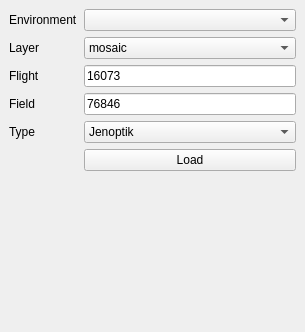
Above: tiler_layer_dockwidget_base.ui from ceresimaging/tiler-layer before the change. Below: the same form after it.
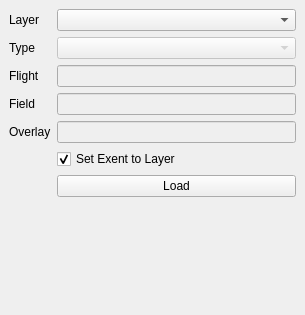
That is the form after the change.

What changed in the file:
```diff
--- a/tiler_layer_dockwidget_base.ui
+++ b/tiler_layer_dockwidget_base.ui
@@ -7,7 +7,7 @@
     <x>0</x>
     <y>0</y>
     <width>305</width>
-    <height>332</height>
+    <height>315</height>
    </rect>
   </property>
   <property name="windowTitle">
@@ -15,37 +15,30 @@
   </property>
   <widget class="QWidget" name="dockWidgetContents">
    <layout class="QGridLayout" name="gridLayout">
-    <item row="0" column="0">
+    <item row="1" column="0">
      <layout class="QFormLayout" name="formLayout">
       <item row="0" column="0">
-       <widget class="QLabel" name="envLabel">
-        <property name="text">
-         <string>Environment</string>
-        </property>
-       </widget>
-      </item>
-      <item row="0" column="1">
-       <widget class="QComboBox" name="env"/>
-      </item>
-      <item row="1" column="0">
        <widget class="QLabel" name="layerLabel">
         <property name="text">
          <string>Layer</string>
         </property>
        </widget>
       </item>
+      <item row="0" column="1">
+       <widget class="QComboBox" name="layer"/>
+      </item>
+      <item row="1" column="0">
+       <widget class="QLabel" name="mosaicTypeLabel">
+        <property name="text">
+         <string>Type</string>
+        </property>
+       </widget>
+      </item>
       <item row="1" column="1">
-       <widget class="QComboBox" name="layer">
-        <item>
-         <property name="text">
-          <string>mosaic</string>
-         </property>
-        </item>
-        <item>
-         <property name="text">
-          <string>fieldgeo</string>
-         </property>
-        </item>
+       <widget class="QComboBox" name="mosaicType">
+        <property name="enabled">
+         <bool>false</bool>
+        </property>
        </widget>
       </item>
       <item row="2" column="0">
@@ -57,8 +50,11 @@
       </item>
       <item row="2" column="1">
        <widget class="QLineEdit" name="flight">
+        <property name="enabled">
+         <bool>false</bool>
+        </property>
         <property name="text">
-         <string>16073</string>
+         <string/>
         </property>
        </widget>
       </item>
@@ -71,52 +67,45 @@
       </item>
       <item row="3" column="1">
        <widget class="QLineEdit" name="field">
+        <property name="enabled">
+         <bool>false</bool>
+        </property>
         <property name="text">
-         <string>76846</string>
+         <string/>
         </property>
        </widget>
       </item>
       <item row="4" column="0">
        <widget class="QLabel" name="typeLabel">
         <property name="text">
-         <string>Type</string>
+         <string>Overlay</string>
         </property>
        </widget>
       </item>
       <item row="4" column="1">
-       <widget class="QComboBox" name="type">
-        <item>
-         <property name="text">
-          <string>Jenoptik</string>
-         </property>
-        </item>
-        <item>
-         <property name="text">
-          <string>VNIR</string>
-         </property>
-        </item>
+       <widget class="QLineEdit" name="overlay">
+        <property name="enabled">
+         <bool>false</bool>
+        </property>
        </widget>
       </item>
       <item row="5" column="1">
+       <widget class="QCheckBox" name="extent">
+        <property name="text">
+         <string>Set Exent to Layer</string>
+        </property>
+        <property name="checked">
+         <bool>true</bool>
+        </property>
+       </widget>
+      </item>
+      <item row="6" column="1">
        <widget class="QPushButton" name="load">
         <property name="text">
          <string>Load</string>
         </property>
        </widget>
       </item>
-      <item row="6" column="1">
-       <spacer name="verticalSpacer">
-        <property name="orientation">
-         <enum>Qt::Vertical</enum>
-        </property>
-        <property name="sizeHint" stdset="0">
-         <size>
-          <width>20</width>
-          <height>40</height>
-         </size>
-        </property>
-       </spacer>
-      </item>
      </layout>
     </item>
    </layout>
```
Left out of the diff: 2 changed lines with no effect on the pictures.
